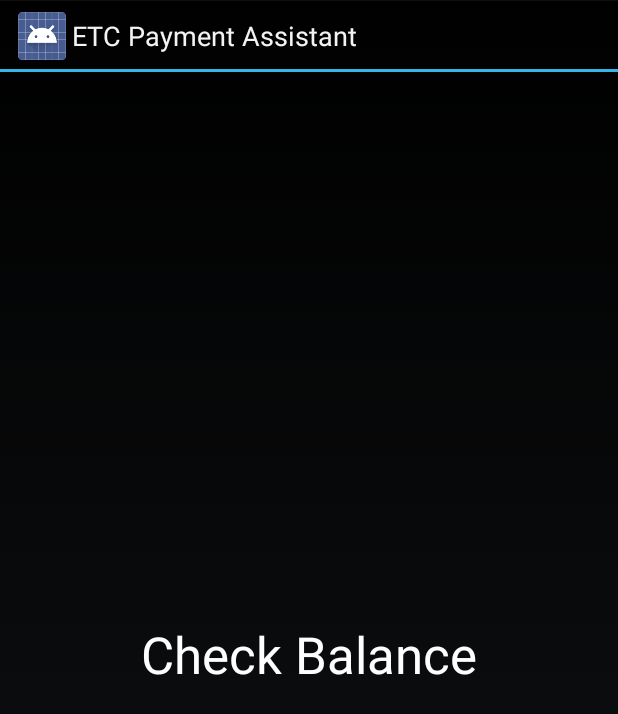
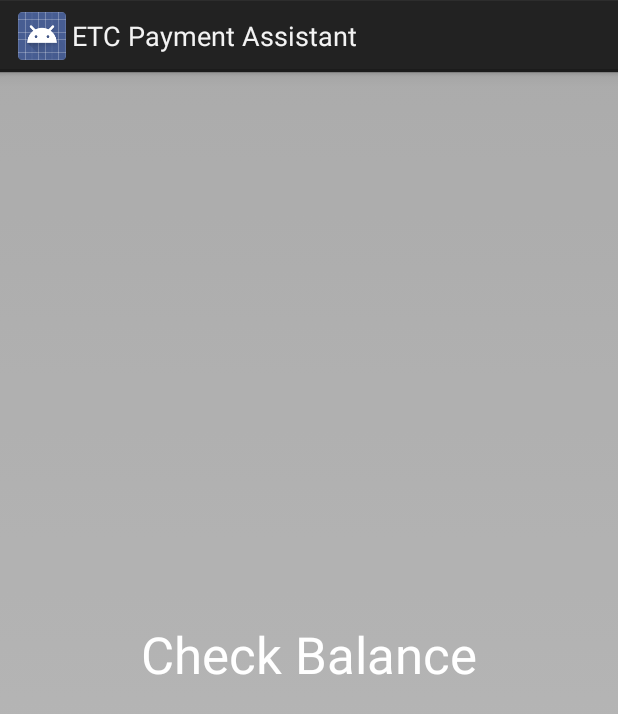
Before and after one commit to YohannesT/EtcPaymentAssistant, an Android app: the layout check_balance.xml on its own in the app's theme, with its tools: preview values and no code run, on a phone screen of 412 x 824 dp. Shown: the top 714 px of the screen. Run offline under Robolectric (Android 15) with nearby library versions, the phone set to English and light mode, and no system bars.

Commit message:
widget preview picture added widget background opacity decreased

```diff
--- a/PaymentAssistant/app/src/main/AndroidManifest.xml
+++ b/PaymentAssistant/app/src/main/AndroidManifest.xml
@@ -9,7 +9,7 @@
         android:allowClearUserData="true"
         android:icon="@drawable/assistant"
         android:label="@string/app_name"
-        android:theme="@android:style/Theme.Holo"
+        android:theme="@style/AppTheme"
         >
         <activity
             android:name=".activities.FillMobileActivity"
--- a/PaymentAssistant/app/src/main/res/layout/check_balance.xml
+++ b/PaymentAssistant/app/src/main/res/layout/check_balance.xml
@@ -2,7 +2,7 @@
     android:layout_width="match_parent"
     android:layout_height="match_parent"
     android:padding="@dimen/widget_margin"
-    android:background="#88000000" >
+    android:background="#44000000" >
 
     <TextView
         android:id="@+id/appwidget_text"
--- a/PaymentAssistant/app/src/main/res/xml/check_balance_info.xml
+++ b/PaymentAssistant/app/src/main/res/xml/check_balance_info.xml
@@ -1,7 +1,7 @@
 <?xml version="1.0" encoding="utf-8"?>
 <appwidget-provider xmlns:android="http://schemas.android.com/apk/res/android"
     android:minWidth="150dp"
-    android:minHeight="80dp"
+    android:minHeight="40dp"
     android:updatePeriodMillis="86400000"
     android:previewImage="@drawable/check_balance_widget"
     android:initialLayout="@layout/check_balance"
```
Also changed, not shown: PaymentAssistant/app/src/main/res/drawable-mdpi/check_balance_widget.png (added).
